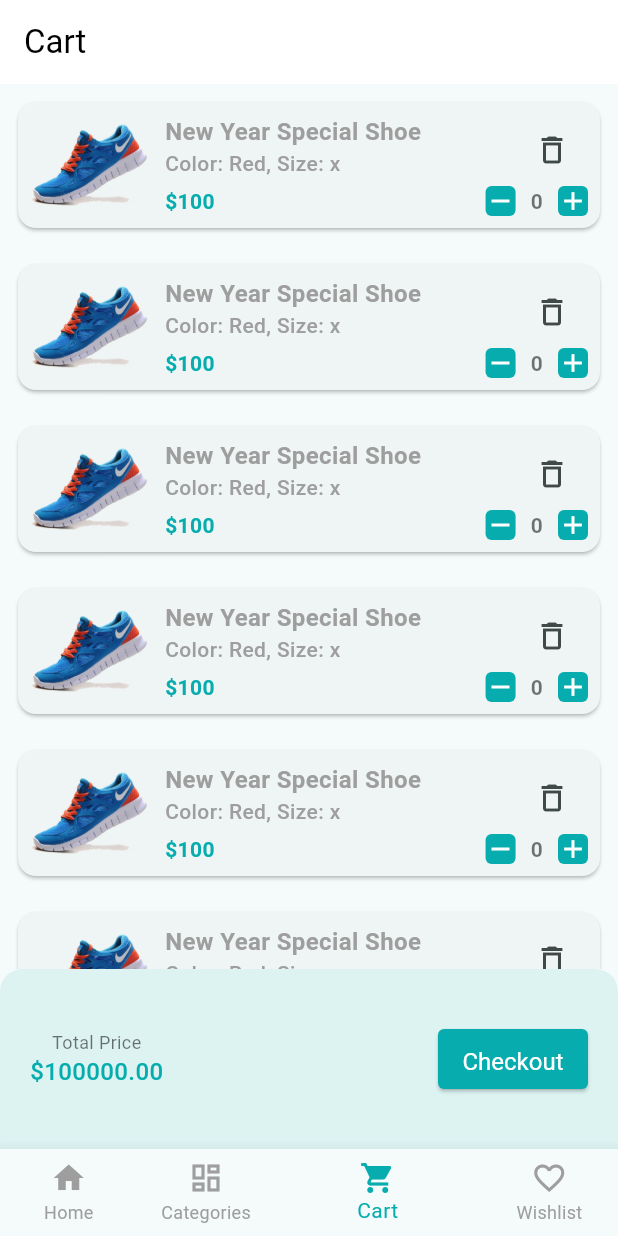
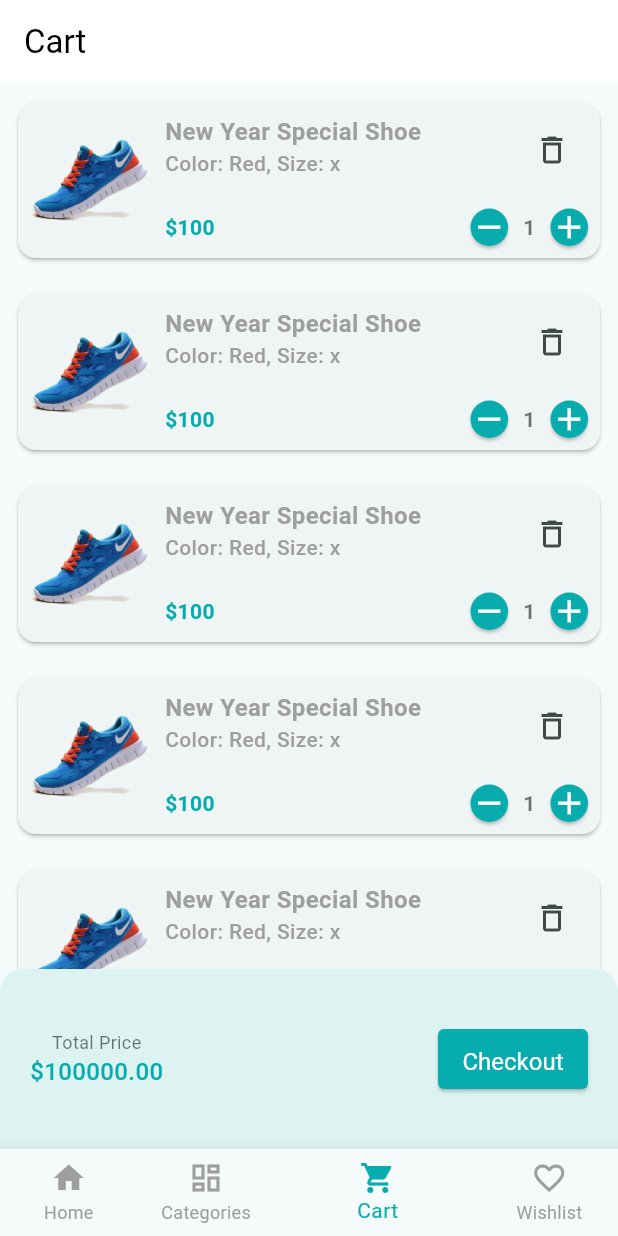
Before and after one commit to robiulsunnyemon/craftyBay_ecommerce_project, a Flutter app: the screen it shows after launch, item 3 of the bottom bar chosen, on a phone screen of 412 x 824 dp. Run offline on Flutter 3.47's test engine with Material 3 defaults, Android fonts, the phone set to English and light mode, and no system bars; our stand-ins replace carousel_slider, flutter_svg, get, pin_code_fields.

```diff
--- a/lib/presentation/widgets/cart_product_item.dart
+++ b/lib/presentation/widgets/cart_product_item.dart
@@ -1,3 +1,4 @@
+import 'package:dhakashop/presentation/widgets/counting_item.dart';
 import 'package:flutter/material.dart';
 import 'package:get/get.dart';
 
@@ -6,13 +7,12 @@ import '../utility/app_colors.dart';
 import '../utility/assets_path.dart';
 
 class CartProductItem extends StatelessWidget {
-  CartProductItem({
+  const CartProductItem({
     super.key,
   });
-  final BottomNavController _controller = Get.find<BottomNavController>();
+
   @override
   Widget build(BuildContext context) {
-    var productNumber = _controller.productCartNumber;
     return Card(
       child: Padding(
         padding: const EdgeInsets.all(8.0),
@@ -30,7 +30,8 @@ class CartProductItem extends StatelessWidget {
                 child: Column(
               children: [
                 _buildCartNameHeadingPart(),
-                _buildCartPriceCountingPart(productNumber)
+                const SizedBox(height: 15,),
+                _buildCartPriceCountingPart(),
               ],
             ))
           ],
@@ -39,65 +40,16 @@ class CartProductItem extends StatelessWidget {
     );
   }
 
-  Widget _buildCartPriceCountingPart(RxInt productNumber) {
-    return Row(
+  Widget _buildCartPriceCountingPart() {
+    return const Row(
       mainAxisAlignment: MainAxisAlignment.spaceBetween,
       children: [
-        const Text(
+        Text(
           "\$100",
           style: TextStyle(
               color: AppColors.primaryColor, fontWeight: FontWeight.w600),
         ),
-        Row(
-          mainAxisAlignment: MainAxisAlignment.spaceBetween,
-          children: [
-            InkWell(
-              onTap: () {
-                _controller.decrementCartProduct();
-              },
-              child: Container(
-                decoration: BoxDecoration(
-                    borderRadius: BorderRadius.circular(4),
-                    color: AppColors.primaryColor),
-                child: const Center(
-                    child: Icon(
-                  Icons.remove,
-                  color: Colors.white,
-                  size: 20,
-                )),
-              ),
-            ),
-            const SizedBox(
-              width: 10,
-            ),
-            Obx(
-              () => Text(
-                "$productNumber",
-                style: const TextStyle(
-                    fontWeight: FontWeight.bold, color: Colors.black54),
-              ),
-            ),
-            const SizedBox(
-              width: 10,
-            ),
-            InkWell(
-              onTap: () {
-                _controller.incrementCartProduct();
-              },
-              child: Container(
-                decoration: BoxDecoration(
-                    borderRadius: BorderRadius.circular(4),
-                    color: AppColors.primaryColor),
-                child: const Center(
-                    child: Icon(
-                  Icons.add,
-                  color: Colors.white,
-                  size: 20,
-                )),
-              ),
-            ),
-          ],
-        )
+        CountingItemWidget(),
       ],
     );
   }
--- /dev/null
+++ b/lib/presentation/widgets/counting_item.dart
@@ -0,0 +1,75 @@
+import 'package:flutter/material.dart';
+
+class CountingItemWidget extends StatefulWidget {
+  const CountingItemWidget({super.key});
+
+  @override
+  State<CountingItemWidget> createState() => _CountingItemWidgetState();
+}
+
+class _CountingItemWidgetState extends State<CountingItemWidget> {
+  int count=1;
+  @override
+  Widget build(BuildContext context) {
+    return  Row(
+      mainAxisAlignment: MainAxisAlignment.spaceBetween,
+      children: [
+        FittedBox(
+          child: SizedBox(
+            height: 25,
+            width: 25,
+            child: ElevatedButton(
+              onPressed: (){
+                if(count>0){
+                  count--;
+                }
+                setState(() {
+                });
+              },
+              style: ElevatedButton.styleFrom(
+                  padding: const EdgeInsets.all(0),
+                  shape: RoundedRectangleBorder(
+                      borderRadius: BorderRadius.circular(100)
+                  )
+              ),
+              child: const Center(child: Icon(Icons.remove,size: 25,color: Colors.white,),),
+            ),
+          ),
+        ),
+        const SizedBox(
+          width: 10,
+        ),
+        Text(
+          "$count",
+          style: const TextStyle(
+              fontWeight: FontWeight.bold, color: Colors.black54),
+        ),
+        const SizedBox(
+          width: 10,
+        ),
+        FittedBox(
+          child: SizedBox(
+            height: 25,
+            width: 25,
+            child: ElevatedButton(
+              onPressed: (){
+                if(count<20){
+                  count++;
+                }
+                setState(() {
+                });
+              },
+              style: ElevatedButton.styleFrom(
+                  padding: const EdgeInsets.all(0),
+                  shape: RoundedRectangleBorder(
+                      borderRadius: BorderRadius.circular(100)
+                  )
+              ),
+              child: const Center(child: Icon(Icons.add,size: 25,color: Colors.white,),),
+            ),
+          ),
+        ),
+      ],
+    );
+  }
+}
```
Also changed, not shown: lib/presentation/screens/product_details_screen.dart (added, +243 -0 lines), lib/presentation/widgets/color_picker.dart (added, +44 -0 lines), lib/presentation/widgets/product_card.dart (+8 -1 lines), lib/presentation/widgets/product_image_carousel_slider.dart (added, +83 -0 lines), lib/presentation/widgets/size_picker.dart (added, +64 -0 lines).
